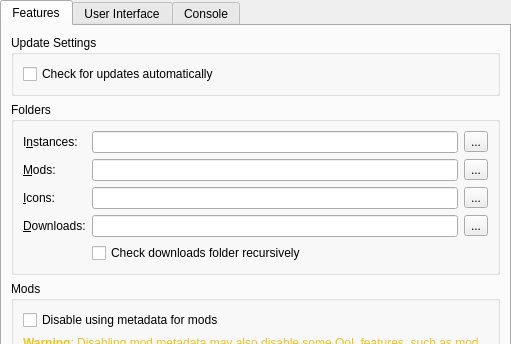
The window that launcher/ui/pages/global/LauncherPage.ui (FreesmTeam/FreesmLauncher) describes before a commit, drawn with Qt 5; both pictures show x 0 to 511 and y 0 to 344 of the 511 by 629 pixel window.
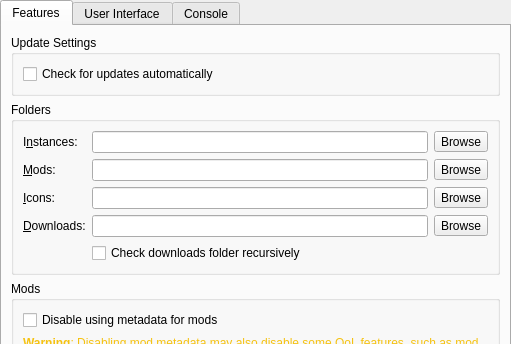
The same window after the commit. Custom widgets are drawn as their Qt base class.

Commit message: make "browse" buttons and java pages more consistent

```diff
--- a/launcher/ui/pages/global/LauncherPage.ui
+++ b/launcher/ui/pages/global/LauncherPage.ui
@@ -99,7 +99,7 @@
           <item row="3" column="2">
            <widget class="QToolButton" name="downloadsDirBrowseBtn">
             <property name="text">
-             <string notr="true">...</string>
+             <string>Browse</string>
             </property>
            </widget>
           </item>
@@ -109,7 +109,7 @@
           <item row="1" column="2">
            <widget class="QToolButton" name="modsDirBrowseBtn">
             <property name="text">
-             <string notr="true">...</string>
+             <string>Browse</string>
             </property>
            </widget>
           </item>
@@ -126,14 +126,14 @@
           <item row="0" column="2">
            <widget class="QToolButton" name="instDirBrowseBtn">
             <property name="text">
-             <string notr="true">...</string>
+             <string>Browse</string>
             </property>
            </widget>
           </item>
           <item row="2" column="2">
            <widget class="QToolButton" name="iconsDirBrowseBtn">
             <property name="text">
-             <string notr="true">...</string>
+             <string>Browse</string>
             </property>
            </widget>
           </item>
```
The commit also changes 3 other files.
